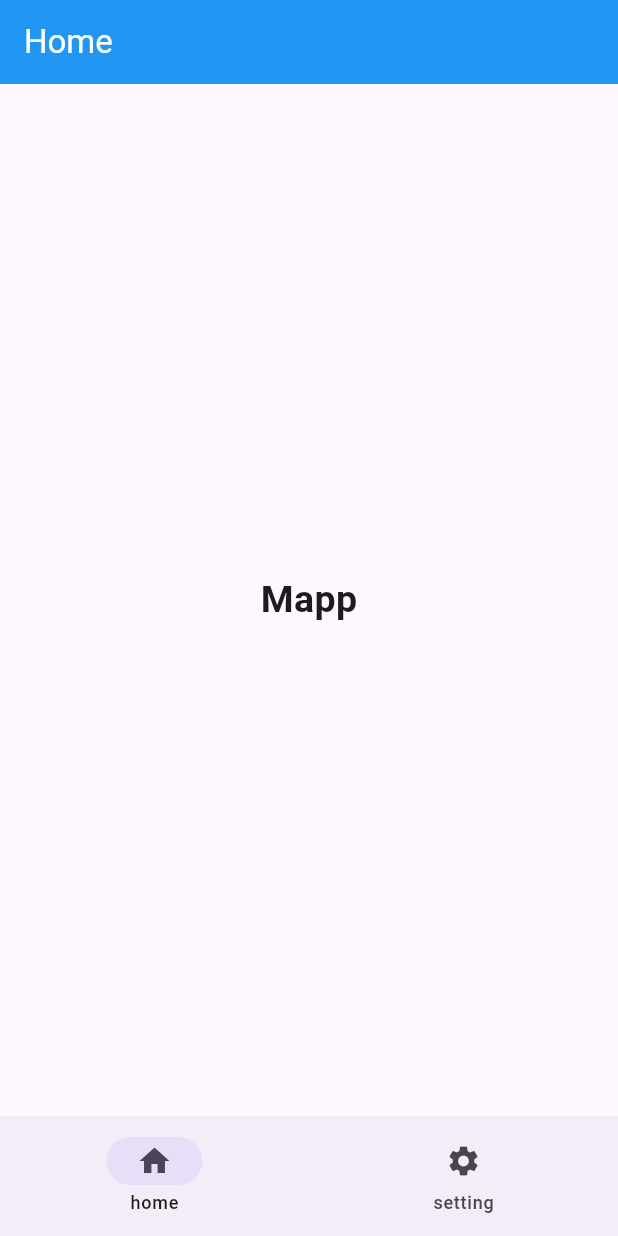
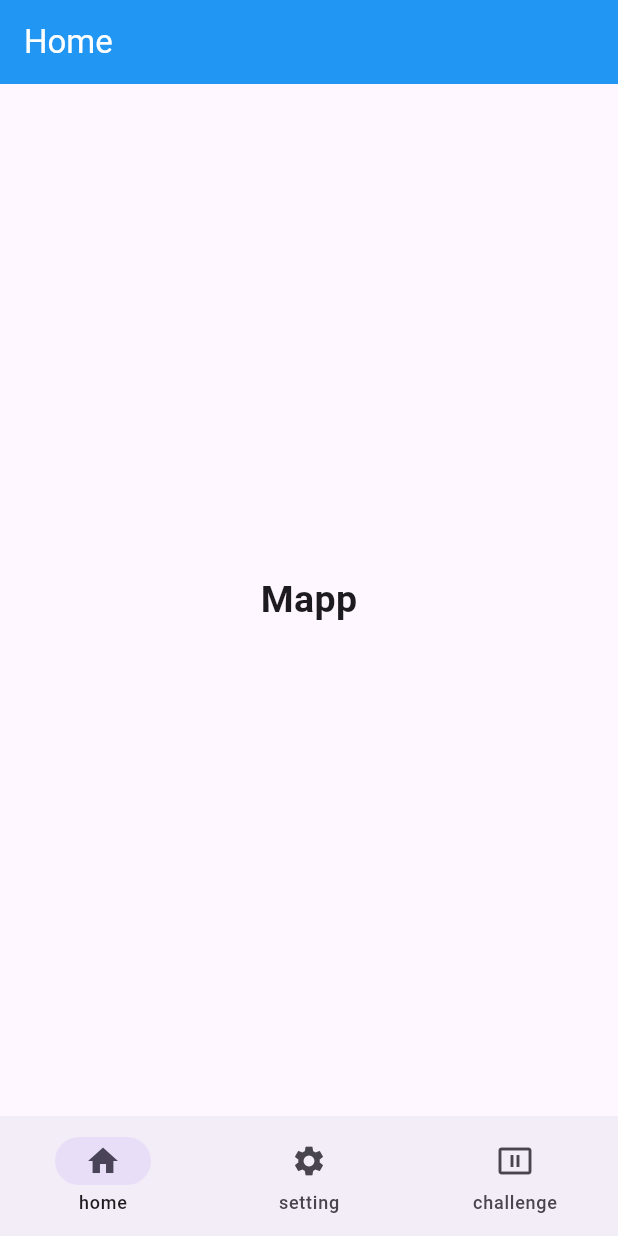
Before and after one commit to mhmadamrii/Flutter-essential-app, a Flutter app: the screen it shows after launch, on a phone screen of 412 x 824 dp. Run offline on Flutter 3.47's test engine with Material 3 defaults, Android fonts, the phone set to English and light mode, and no system bars.

Commit message:
add some bullshit things

```diff
--- a/lib/main.dart
+++ b/lib/main.dart
@@ -1,3 +1,4 @@
+import 'package:basic/providers/counter_provider.dart';
 import 'package:basic/providers/user_provider.dart';
 import 'package:basic/screens/skeleton.dart';
 import 'package:flutter/material.dart';
@@ -14,6 +15,9 @@ class MyApp extends StatelessWidget {
       providers: [
         ChangeNotifierProvider(
           create: (context) => UserProvider(),
+        ),
+        ChangeNotifierProvider(
+          create: (context) => CounterProvider(),
         )
       ],
       child: MaterialApp(
--- /dev/null
+++ b/lib/providers/counter_provider.dart
@@ -0,0 +1,19 @@
+import 'package:flutter/material.dart';
+
+class CounterProvider extends ChangeNotifier {
+  late int count;
+
+  CounterProvider({
+    this.count = 0,
+  });
+
+  void increment() {
+    count++;
+    notifyListeners();
+  }
+
+  void decrement() {
+    count--;
+    notifyListeners();
+  }
+}
--- a/lib/screens/skeleton.dart
+++ b/lib/screens/skeleton.dart
@@ -1,3 +1,4 @@
+import 'package:basic/screens/challenge.dart';
 import 'package:basic/screens/homepage.dart';
 import 'package:basic/screens/setting.dart';
 import 'package:flutter/material.dart';
@@ -15,6 +16,7 @@ class _SkeletonState extends State<Skeleton> {
   List<Widget> pages = const [
     Homepage(),
     Setting(),
+    Challenge(),
   ];
   @override
   Widget build(BuildContext context) {
@@ -30,6 +32,10 @@ class _SkeletonState extends State<Skeleton> {
             icon: Icon(Icons.settings),
             label: 'setting',
           ),
+          NavigationDestination(
+            icon: Icon(Icons.pause_presentation_outlined),
+            label: 'challenge',
+          )
         ],
         onDestinationSelected: (int index) {
           setState(() {
```
Also changed, not shown: lib/screens/challenge.dart (added, +54 -0 lines).
